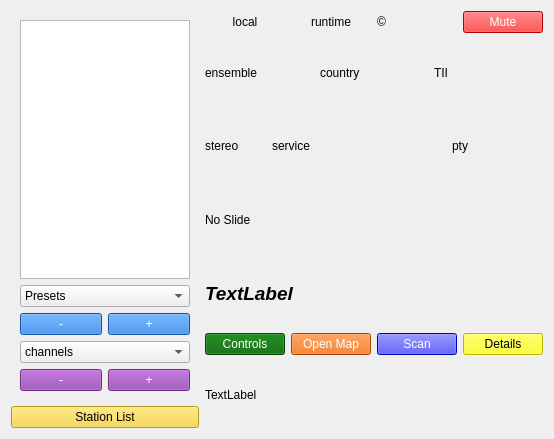
First picture: the form in forms/dabradio.ui, repository tomneda/DABstar, before the edit.
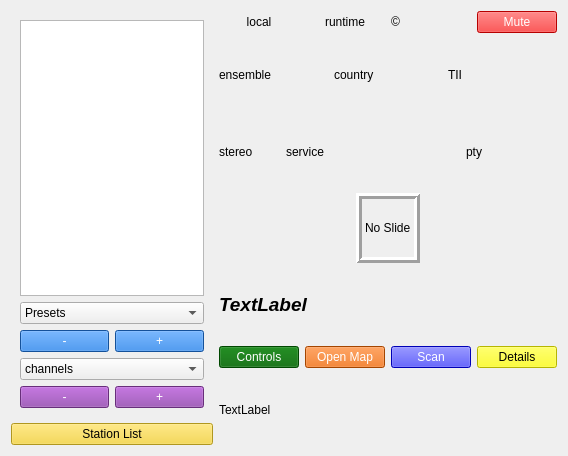
Second picture: the form after the edit. Custom widgets are drawn as their Qt base class.

Commit message: Refine slide show

Diff of the .ui file:
```diff
--- a/forms/dabradio.ui
+++ b/forms/dabradio.ui
@@ -6,8 +6,8 @@
    <rect>
     <x>0</x>
     <y>0</y>
-    <width>554</width>
-    <height>439</height>
+    <width>568</width>
+    <height>456</height>
    </rect>
   </property>
   <property name="sizePolicy">
@@ -283,11 +283,59 @@
       </layout>
      </item>
      <item>
-      <widget class="QLabel" name="pictureLabel">
-       <property name="text">
-        <string>No Slide</string>
-       </property>
-      </widget>
+      <layout class="QHBoxLayout" name="horizontalLayout_7">
+       <item>
+        <spacer name="horizontalSpacer">
+         <property name="orientation">
+          <enum>Qt::Horizontal</enum>
+         </property>
+         <property name="sizeHint" stdset="0">
+          <size>
+           <width>40</width>
+           <height>20</height>
+          </size>
+         </property>
+        </spacer>
+       </item>
+       <item>
+        <widget class="QLabel" name="pictureLabel">
+         <property name="baseSize">
+          <size>
+           <width>340</width>
+           <height>260</height>
+          </size>
+         </property>
+         <property name="frameShape">
+          <enum>QFrame::Box</enum>
+         </property>
+         <property name="frameShadow">
+          <enum>QFrame::Raised</enum>
+         </property>
+         <property name="lineWidth">
+          <number>3</number>
+         </property>
+         <property name="midLineWidth">
+          <number>0</number>
+         </property>
+         <property name="text">
+          <string>No Slide</string>
+         </property>
+        </widget>
+       </item>
+       <item>
+        <spacer name="horizontalSpacer_2">
+         <property name="orientation">
+          <enum>Qt::Horizontal</enum>
+         </property>
+         <property name="sizeHint" stdset="0">
+          <size>
+           <width>40</width>
+           <height>20</height>
+          </size>
+         </property>
+        </spacer>
+       </item>
+      </layout>
      </item>
      <item>
       <widget class="QLabel" name="dynamicLabel">
```
The commit also changes 3 other files.
